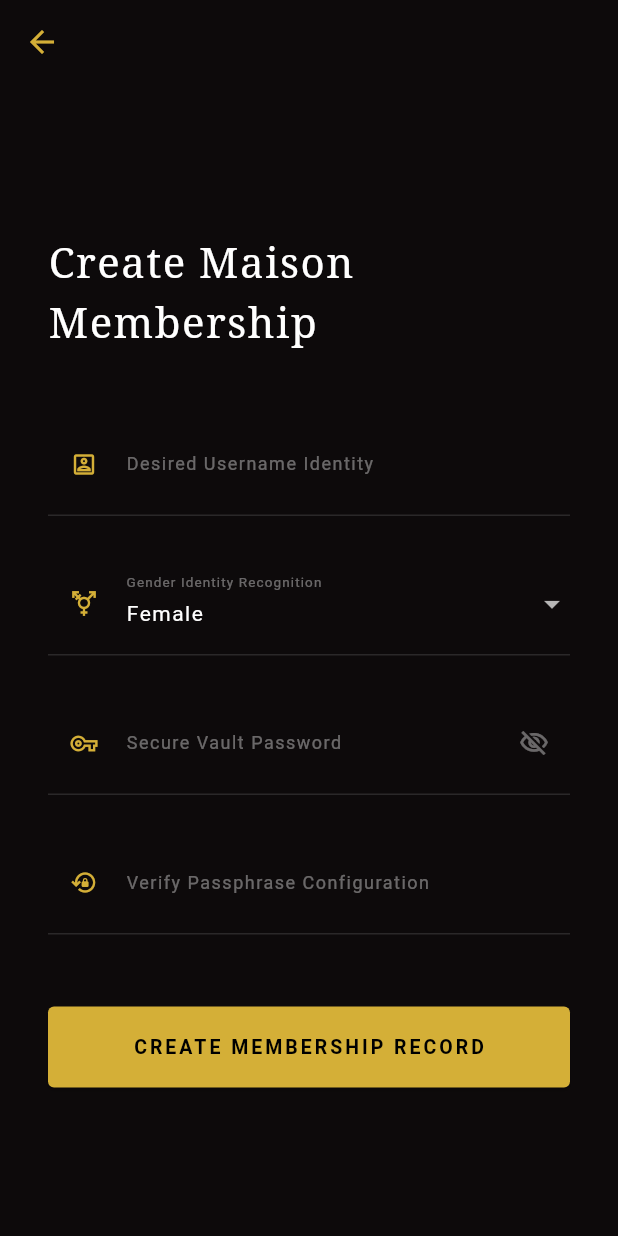
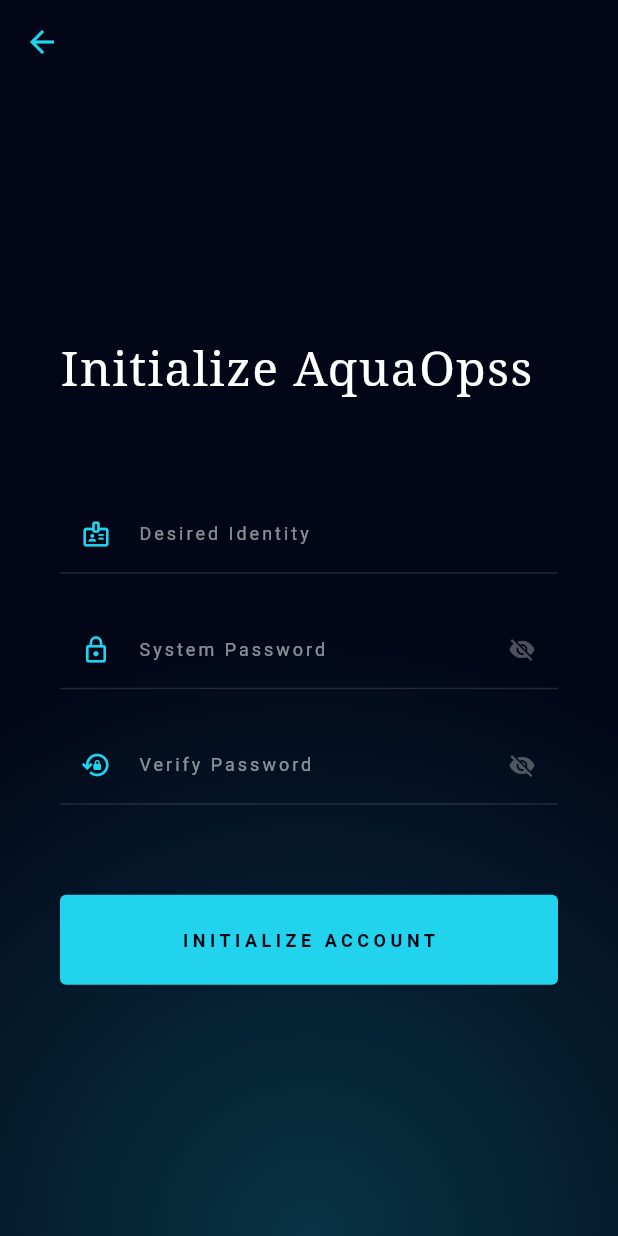
Before and after one commit to Gopika-sys/AQUAOPS, a Flutter app: the RegisterScreen screen opened directly, on a phone screen of 412 x 824 dp. Run offline on Flutter 3.47's test engine with Material 3 defaults, Android fonts, the phone set to English and light mode, and no system bars; our stand-ins replace google_fonts, shared_preferences; accounts and stored records are empty.

Commit message:
Updated project

```diff
--- a/lib/register_page.dart
+++ b/lib/register_page.dart
@@ -14,116 +14,58 @@ class _RegisterScreenState extends State<RegisterScreen> {
   final TextEditingController _passController = TextEditingController();
   final TextEditingController _confirmPassController = TextEditingController();
 
-  String _selectedGender = "Female";
-  bool _hidePass = true;
-
-  bool _validatePasswordStructure(String value) {
-    return RegExp(r'[A-Z]').hasMatch(value) &&
-        RegExp(r'[a-z]').hasMatch(value) &&
-        RegExp(r'[0-9]').hasMatch(value) &&
-        RegExp(r'[!@#$%^&*(),.?":{}|<>]').hasMatch(value);
-  }
+  bool _isPassVisible = false;
+  bool _isConfirmVisible = false;
 
   void _executeLocalRegistration() async {
     if (!_formKey.currentState!.validate()) return;
-
+    if (_passController.text != _confirmPassController.text) {
+      ScaffoldMessenger.of(context).showSnackBar(const SnackBar(content: Text("Passphrases do not match.")));
+      return;
+    }
     final SharedPreferences prefs = await SharedPreferences.getInstance();
     await prefs.setString('local_username', _userController.text.trim());
     await prefs.setString('local_password', _passController.text);
-    await prefs.setString('local_gender', _selectedGender);
-
     if (!mounted) return;
-    ScaffoldMessenger.of(context).showSnackBar(
-      const SnackBar(
-        content: Text("Membership Profile Registered Successfully."),
-        backgroundColor: Color(0xFF6B2D5C), // Matches Login theme
-      ),
-    );
     Navigator.pop(context);
   }
 
   @override
   Widget build(BuildContext context) {
     return Scaffold(
-      backgroundColor: const Color(0xFF0D0A0B),
-      appBar: AppBar(
-        backgroundColor: Colors.transparent,
-        elevation: 0,
-        iconTheme: const IconThemeData(color: Color(0xFFD4AF37)),
+      backgroundColor: const Color(0xFF020617),
+      appBar: AppBar(backgroundColor: Colors.transparent, elevation: 0, iconTheme: const IconThemeData(color: Color(0xFF22D3EE))),
+      body: Container(
+        decoration: const BoxDecoration(
+          gradient: RadialGradient(center: Alignment.bottomCenter, radius: 1.0, colors: [Color(0xFF083344), Color(0xFF020617)]),
         ),
-      body: Center(
+        child: Center(
           child: SingleChildScrollView(
-          padding: const EdgeInsets.symmetric(horizontal: 32.0),
+            padding: const EdgeInsets.symmetric(horizontal: 40.0),
             child: Form(
               key: _formKey,
               child: Column(
                 crossAxisAlignment: CrossAxisAlignment.start,
                 children: [
-                const Text(
-                  "Create Maison Membership",
-                  style: TextStyle(fontFamily: 'Serif', fontSize: 28, fontWeight: FontWeight.w300, color: Colors.white, letterSpacing: 1),
-                ),
-                const SizedBox(height: 40),
-
-                TextFormField(
-                  controller: _userController,
-                  style: const TextStyle(color: Colors.white),
-                  cursorColor: const Color(0xFFD4AF37),
-                  decoration: _buildLuxuryInputDecoration("Desired Username Identity", Icons.portrait_outlined),
-                  validator: (v) => (v == null || v.trim().length < 8) ? "Minimum 8 characters required" : null,
-                ),
+                  const Text("Initialize AquaOpss", style: TextStyle(fontFamily: 'Serif', fontSize: 32, fontWeight: FontWeight.w200, color: Colors.white, letterSpacing: 1)),
+                  const SizedBox(height: 60),
+                  _buildAquaField(_userController, "Desired Identity", Icons.badge_outlined, false, false, () {}),
                   const SizedBox(height: 24),
-
-                DropdownButtonFormField<String>(
-                  initialValue: _selectedGender,
-                  dropdownColor: const Color(0xFF161213),
-                  style: const TextStyle(color: Colors.white, fontSize: 14),
-                  decoration: _buildLuxuryInputDecoration("Gender Identity Recognition", Icons.transgender),
-                  items: ["Female", "Male", "Non-Binary", "Prefer Not to Say"]
-                      .map((l) => DropdownMenuItem(value: l, child: Text(l, style: const TextStyle(letterSpacing: 1))))
-                      .toList(),
-                  onChanged: (v) => setState(() => _selectedGender = v!),
-                ),
+                  _buildAquaField(_passController, "System Password", Icons.lock_outline, true, _isPassVisible, () => setState(() => _isPassVisible = !_isPassVisible)),
                   const SizedBox(height: 24),
-
-                TextFormField(
-                  controller: _passController,
-                  obscureText: _hidePass,
-                  style: const TextStyle(color: Colors.white),
-                  cursorColor: const Color(0xFFD4AF37),
-                  decoration: _buildLuxuryInputDecoration("Secure Vault Password", Icons.vpn_key_outlined).copyWith(
-                    suffixIcon: IconButton(
-                      icon: Icon(_hidePass ? Icons.visibility_off_outlined : Icons.visibility_outlined, color: Colors.white38, size: 20),
-                      onPressed: () => setState(() => _hidePass = !_hidePass),
-                    ),
-                  ),
-                  validator: (v) => (v == null || !_validatePasswordStructure(v)) ? "Must meet complexity standards" : null,
-                ),
-                const SizedBox(height: 24),
-
-                TextFormField(
-                  controller: _confirmPassController,
-                  obscureText: _hidePass,
-                  style: const TextStyle(color: Colors.white),
-                  cursorColor: const Color(0xFFD4AF37),
-                  decoration: _buildLuxuryInputDecoration("Verify Passphrase Configuration", Icons.lock_reset_outlined),
-                  validator: (v) => (v != _passController.text) ? "Password configuration mismatch" : null,
-                ),
-
-                const SizedBox(height: 48),
+                  _buildAquaField(_confirmPassController, "Verify Password", Icons.lock_reset_outlined, true, _isConfirmVisible, () => setState(() => _isConfirmVisible = !_isConfirmVisible)),
+                  const SizedBox(height: 60),
                   ElevatedButton(
                     style: ElevatedButton.styleFrom(
-                    backgroundColor: const Color(0xFFD4AF37),
-                    minimumSize: const Size(double.infinity, 54),
-                    shape: RoundedRectangleBorder(borderRadius: BorderRadius.circular(4)),
+                        backgroundColor: const Color(0xFF22D3EE),
+                        minimumSize: const Size(double.infinity, 60),
+                        shape: RoundedRectangleBorder(borderRadius: BorderRadius.circular(4))
                     ),
                     onPressed: _executeLocalRegistration,
-                  child: const Text(
-                    "CREATE MEMBERSHIP RECORD",
-                    style: TextStyle(fontSize: 13, fontWeight: FontWeight.bold, color: Colors.black, letterSpacing: 2),
-                  ),
+                    child: const Text("INITIALIZE ACCOUNT", style: TextStyle(fontSize: 12, fontWeight: FontWeight.bold, color: Color(0xFF020617), letterSpacing: 3)),
                   ),
                 ],
+              ),
             ),
           ),
         ),
@@ -131,15 +73,21 @@ class _RegisterScreenState extends State<RegisterScreen> {
     );
   }
 
-  // Consistent Luxury Decorator
-  InputDecoration _buildLuxuryInputDecoration(String label, IconData icon) {
-    return InputDecoration(
+  Widget _buildAquaField(TextEditingController controller, String label, IconData icon, bool isPass, bool visible, VoidCallback toggle) => TextFormField(
+    controller: controller,
+    obscureText: isPass && !visible,
+    style: const TextStyle(color: Colors.white),
+    decoration: InputDecoration(
       labelText: label,
-      labelStyle: const TextStyle(color: Colors.white38, fontSize: 12, letterSpacing: 1),
-      prefixIcon: Icon(icon, color: const Color(0xFFD4AF37), size: 18),
-      contentPadding: const EdgeInsets.symmetric(vertical: 16),
+      labelStyle: const TextStyle(color: Colors.white54, fontSize: 12, letterSpacing: 2),
+      prefixIcon: Icon(icon, color: const Color(0xFF22D3EE), size: 20),
+      suffixIcon: isPass ? IconButton(
+        icon: Icon(visible ? Icons.visibility : Icons.visibility_off, color: Colors.white30, size: 18),
+        onPressed: toggle,
+      ) : null,
       enabledBorder: const UnderlineInputBorder(borderSide: BorderSide(color: Colors.white12)),
-      focusedBorder: const UnderlineInputBorder(borderSide: BorderSide(color: Color(0xFFD4AF37), width: 1.2)),
+      focusedBorder: const UnderlineInputBorder(borderSide: BorderSide(color: Color(0xFF22D3EE))),
+    ),
+    validator: (v) => (v == null || v.isEmpty) ? "Required" : null,
   );
 }
-}
```
Also changed, not shown: lib/login_page.dart (+42 -84 lines), 1 other file. Lines whose indentation alone changed are shown as unchanged.
